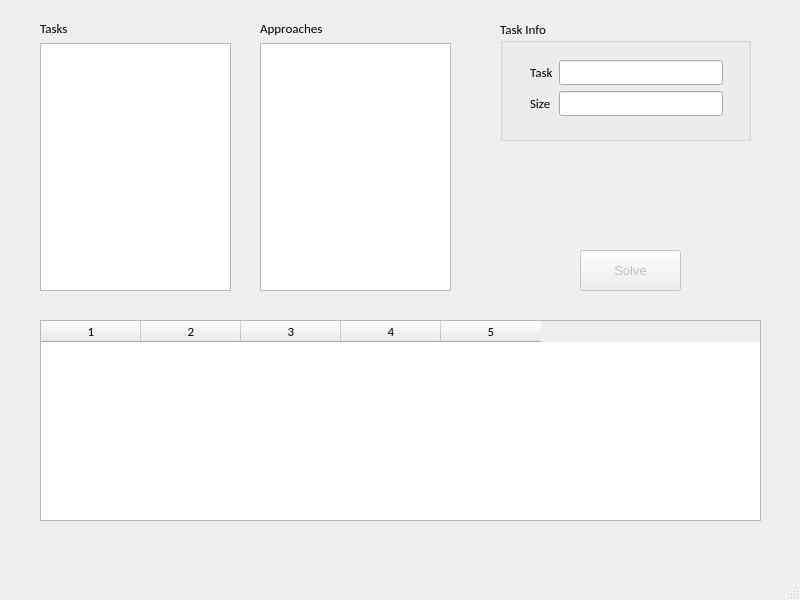
Before: the Qt Designer form task-approach/mainwindow.ui in tinrael/exam-winter, drawn with Qt 5.
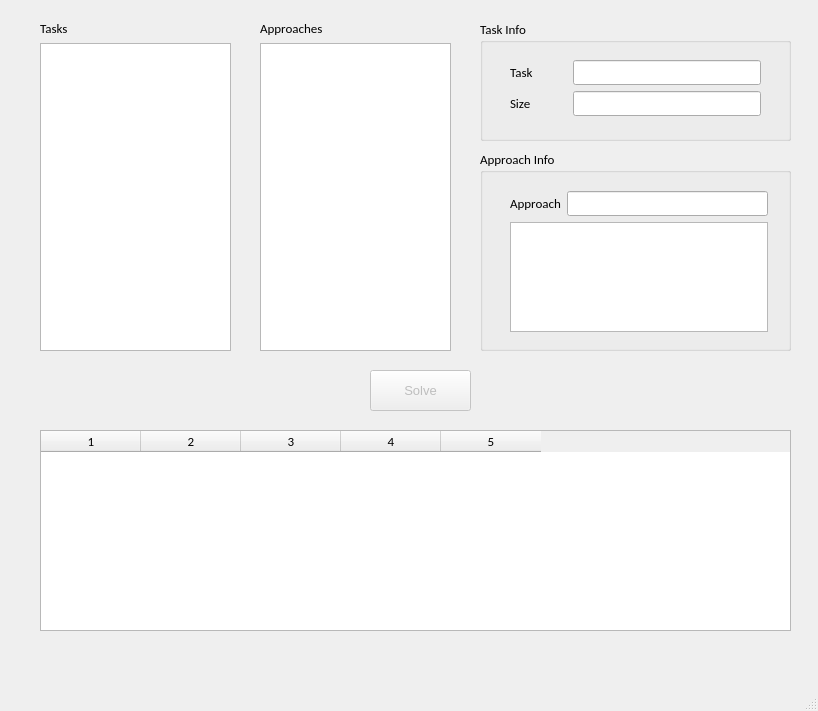
After: the same form once the commit is applied.

Commit message: Added the Approach Info section

```diff
--- a/task-approach/mainwindow.ui
+++ b/task-approach/mainwindow.ui
@@ -6,8 +6,8 @@
    <rect>
     <x>0</x>
     <y>0</y>
-    <width>800</width>
-    <height>600</height>
+    <width>818</width>
+    <height>711</height>
    </rect>
   </property>
   <property name="windowTitle">
@@ -18,8 +18,8 @@
     <property name="geometry">
      <rect>
       <x>40</x>
-      <y>320</y>
-      <width>721</width>
+      <y>430</y>
+      <width>751</width>
       <height>201</height>
      </rect>
     </property>
@@ -44,8 +44,8 @@
     </property>
     <property name="geometry">
      <rect>
-      <x>580</x>
-      <y>250</y>
+      <x>370</x>
+      <y>370</y>
       <width>101</width>
       <height>41</height>
      </rect>
@@ -68,9 +68,9 @@
     </property>
     <property name="geometry">
      <rect>
-      <x>500</x>
+      <x>480</x>
       <y>20</y>
-      <width>251</width>
+      <width>311</width>
       <height>121</height>
      </rect>
     </property>
@@ -83,16 +83,19 @@
     <property name="title">
      <string>Task Info</string>
     </property>
-    <widget class="QWidget" name="">
+    <widget class="QWidget" name="layoutWidget">
      <property name="geometry">
       <rect>
        <x>30</x>
        <y>40</y>
-       <width>193</width>
+       <width>251</width>
        <height>63</height>
       </rect>
      </property>
      <layout class="QFormLayout" name="fmlTaskSize">
+      <property name="horizontalSpacing">
+       <number>40</number>
+      </property>
       <item row="0" column="1">
        <widget class="QLineEdit" name="leTaskType">
         <property name="font">
@@ -148,13 +151,13 @@
      </layout>
     </widget>
    </widget>
-   <widget class="QWidget" name="">
+   <widget class="QWidget" name="layoutWidget">
     <property name="geometry">
      <rect>
       <x>260</x>
       <y>20</y>
       <width>191</width>
-      <height>271</height>
+      <height>331</height>
      </rect>
     </property>
     <layout class="QVBoxLayout" name="vlApproaches">
@@ -192,13 +195,13 @@
      </item>
     </layout>
    </widget>
-   <widget class="QWidget" name="">
+   <widget class="QWidget" name="layoutWidget">
     <property name="geometry">
      <rect>
       <x>40</x>
       <y>20</y>
       <width>191</width>
-      <height>271</height>
+      <height>331</height>
      </rect>
     </property>
     <layout class="QVBoxLayout" name="vlTasks">
@@ -236,6 +239,77 @@
      </item>
     </layout>
    </widget>
+   <widget class="QGroupBox" name="gbApproachInfo">
+    <property name="geometry">
+     <rect>
+      <x>480</x>
+      <y>150</y>
+      <width>311</width>
+      <height>201</height>
+     </rect>
+    </property>
+    <property name="font">
+     <font>
+      <family>Calibri</family>
+      <pointsize>10</pointsize>
+     </font>
+    </property>
+    <property name="title">
+     <string>Approach Info</string>
+    </property>
+    <widget class="QWidget" name="layoutWidget_2">
+     <property name="geometry">
+      <rect>
+       <x>30</x>
+       <y>41</y>
+       <width>258</width>
+       <height>141</height>
+      </rect>
+     </property>
+     <layout class="QVBoxLayout" name="verticalLayout">
+      <item>
+       <layout class="QFormLayout" name="frmlytApproach">
+        <item row="0" column="0">
+         <widget class="QLabel" name="lblApproach">
+          <property name="font">
+           <font>
+            <family>Calibri</family>
+            <pointsize>10</pointsize>
+           </font>
+          </property>
+          <property name="text">
+           <string>Approach</string>
+          </property>
+         </widget>
+        </item>
+        <item row="0" column="1">
+         <widget class="QLineEdit" name="leApproachType">
+          <property name="font">
+           <font>
+            <family>Calibri</family>
+            <pointsize>10</pointsize>
+           </font>
+          </property>
+          <property name="readOnly">
+           <bool>true</bool>
+          </property>
+         </widget>
+        </item>
+       </layout>
+      </item>
+      <item>
+       <widget class="QTextEdit" name="teApproachTypeInfo">
+        <property name="cursor" stdset="0">
+         <cursorShape>ArrowCursor</cursorShape>
+        </property>
+        <property name="readOnly">
+         <bool>true</bool>
+        </property>
+       </widget>
+      </item>
+     </layout>
+    </widget>
+   </widget>
   </widget>
   <widget class="QMenuBar" name="menubar">
    <property name="geometry">
```
Left out of the diff: 2 changed lines with no effect on the pictures. The commit also changes 2 other files.
